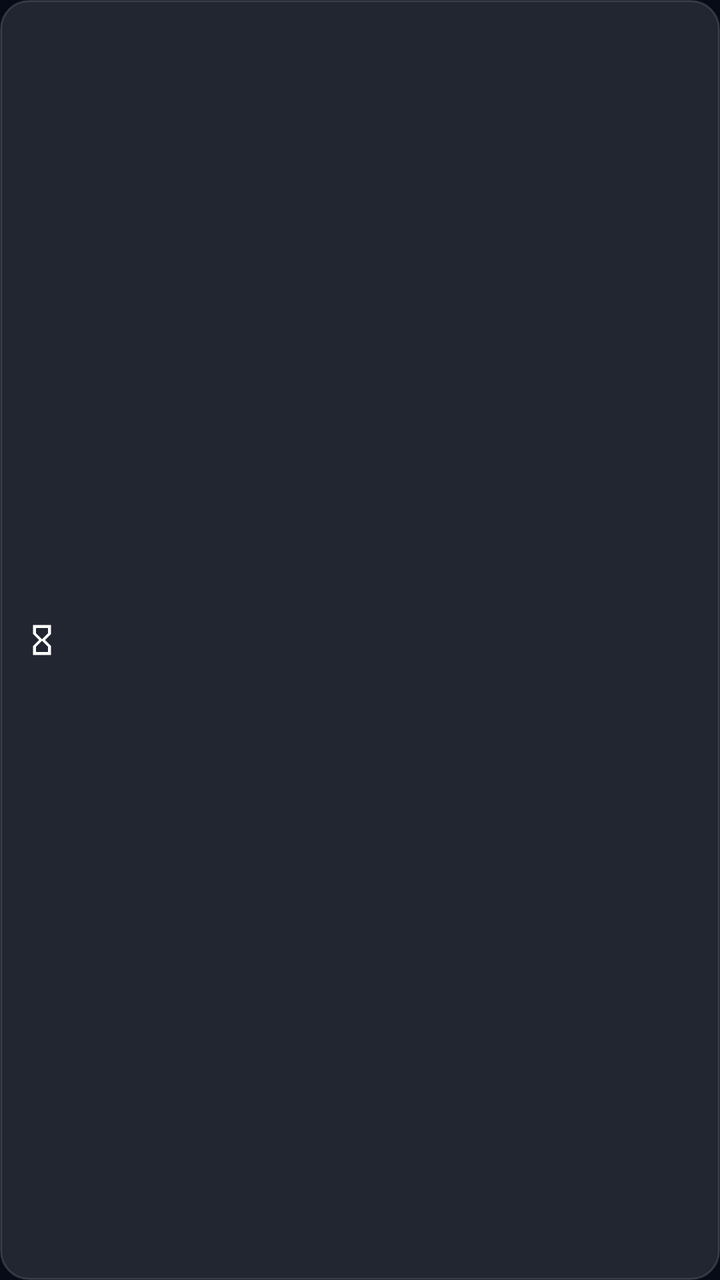
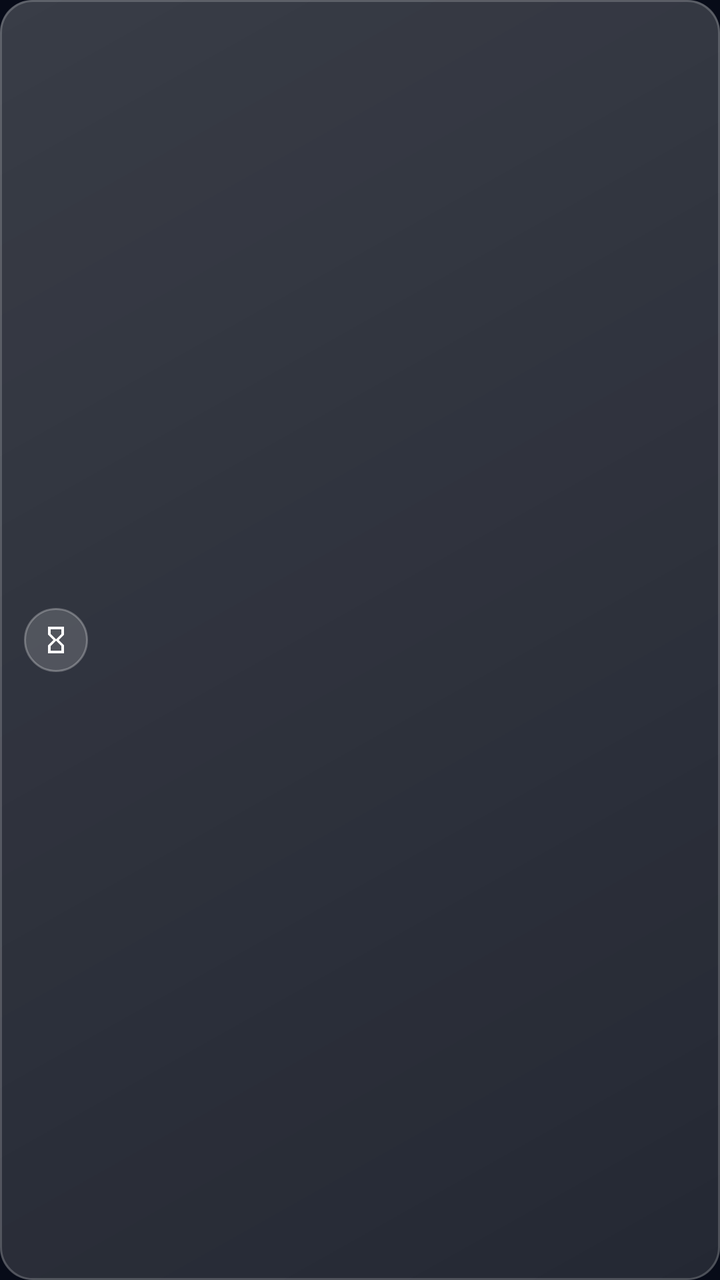

An Android layout rendered at two revisions. The XML below is the earlier revision; the diff shows what the commit changed to produce the second picture.
<!-- AndroidManifest.xml: application theme Theme.LumeTime -->
<!-- res/layout/item_widget_countdown.xml -->
<?xml version="1.0" encoding="utf-8"?>
<LinearLayout xmlns:android="http://schemas.android.com/apk/res/android"
    android:id="@+id/widgetRowRoot"
    android:layout_width="match_parent"
    android:layout_height="wrap_content"
    android:background="@drawable/bg_widget_row_dark"
    android:gravity="center_vertical"
    android:orientation="horizontal"
    android:paddingHorizontal="12dp"
    android:paddingVertical="9dp">

    <ImageView
        android:id="@+id/ivWidgetRowIcon"
        android:layout_width="18dp"
        android:layout_height="18dp"
        android:contentDescription="@null"
        android:src="@drawable/ic_icon_hourglass" />

    <LinearLayout
        android:layout_width="0dp"
        android:layout_height="wrap_content"
        android:layout_marginStart="9dp"
        android:layout_marginEnd="8dp"
        android:layout_weight="1"
        android:orientation="vertical">

        <TextView
            android:id="@+id/tvWidgetRowTitle"
            android:layout_width="match_parent"
            android:layout_height="wrap_content"
            android:ellipsize="end"
            android:fontFamily="sans-serif-medium"
            android:maxLines="1"
            android:textColor="#FFF8FAFC"
            android:textSize="13sp"
            android:textStyle="bold" />

        <TextView
            android:id="@+id/tvWidgetRowDate"
            android:layout_width="match_parent"
            android:layout_height="wrap_content"
            android:ellipsize="end"
            android:maxLines="1"
            android:textColor="#FFB8C4D9"
            android:textSize="10sp" />
    </LinearLayout>

    <LinearLayout
        android:layout_width="wrap_content"
        android:layout_height="wrap_content"
        android:gravity="end"
        android:orientation="vertical">

        <TextView
            android:id="@+id/tvWidgetRowMetric"
            android:layout_width="wrap_content"
            android:layout_height="wrap_content"
            android:fontFamily="sans-serif-medium"
            android:textColor="#FF67E8F9"
            android:textSize="14sp"
            android:textStyle="bold" />

        <TextView
            android:id="@+id/tvWidgetRowHours"
            android:layout_width="wrap_content"
            android:layout_height="wrap_content"
            android:textColor="#FFB8C4D9"
            android:textSize="10sp" />
    </LinearLayout>

</LinearLayout>
<!-- resources referenced by this layout -->
<resources>
  <!-- drawable bg_widget_row_dark (drawable) -->
  <?xml version="1.0" encoding="utf-8"?>
  <shape xmlns:android="http://schemas.android.com/apk/res/android"
      android:shape="rectangle">
      <solid android:color="#1CFFFFFF" />
      <corners android:radius="14dp" />
      <stroke
          android:width="1dp"
          android:color="#22FFFFFF" />
  </shape>
  <!-- drawable ic_icon_hourglass (drawable) -->
  <?xml version="1.0" encoding="utf-8"?>
  <vector xmlns:android="http://schemas.android.com/apk/res/android"
      android:width="24dp"
      android:height="24dp"
      android:viewportWidth="24"
      android:viewportHeight="24">
      <path
          android:fillColor="#FFFFFFFF"
          android:pathData="M6,2v6l4,4 -4,4v6h12v-6l-4,-4 4,-4V2H6zM16,16.5V20H8v-3.5l4,-4 4,4zM12,11.5l-4,-4V4h8v3.5l-4,4z" />
  </vector>
  <style name="Theme.LumeTime" parent="Theme.AppCompat.DayNight.NoActionBar">
          <item name="android:statusBarColor">@android:color/transparent</item>
          <item name="android:navigationBarColor">@android:color/transparent</item>
          <item name="colorAccent">@color/accent_cyan</item>
          <item name="android:windowBackground">@color/bg_base</item>
      </style>
  <color name="accent_cyan">#38BDF8</color>
  <color name="bg_base">#070B18</color>
</resources>

<!-- the commit's change to res/layout/item_widget_countdown.xml (unified diff, before → after) -->
@@ -9,12 +9,20 @@
     android:paddingHorizontal="12dp"
     android:paddingVertical="9dp">
 
-    <ImageView
-        android:id="@+id/ivWidgetRowIcon"
-        android:layout_width="18dp"
-        android:layout_height="18dp"
-        android:contentDescription="@null"
-        android:src="@drawable/ic_icon_hourglass" />
+    <FrameLayout
+        android:id="@+id/widgetRowIconBadge"
+        android:layout_width="32dp"
+        android:layout_height="32dp"
+        android:background="@drawable/bg_widget_icon_dark">
+
+        <ImageView
+            android:id="@+id/ivWidgetRowIcon"
+            android:layout_width="16dp"
+            android:layout_height="16dp"
+            android:layout_gravity="center"
+            android:contentDescription="@null"
+            android:src="@drawable/ic_icon_hourglass" />
+    </FrameLayout>
 
     <LinearLayout
         android:layout_width="0dp"
<!-- resource entries referenced after the edit -->
@@ -1,15 +1,43 @@
 <!-- resources referenced by this layout -->
 <resources>
+  <!-- drawable bg_widget_icon_dark (drawable) -->
+  <?xml version="1.0" encoding="utf-8"?>
+  <shape xmlns:android="http://schemas.android.com/apk/res/android"
+      android:shape="oval">
+      <solid android:color="#28FFFFFF" />
+      <stroke
+          android:width="1dp"
+          android:color="#44FFFFFF" />
+  </shape>
   <!-- drawable bg_widget_row_dark (drawable) -->
   <?xml version="1.0" encoding="utf-8"?>
-  <shape xmlns:android="http://schemas.android.com/apk/res/android"
-      android:shape="rectangle">
-      <solid android:color="#1CFFFFFF" />
-      <corners android:radius="14dp" />
-      <stroke
-          android:width="1dp"
-          android:color="#22FFFFFF" />
-  </shape>
+  <layer-list xmlns:android="http://schemas.android.com/apk/res/android">
+      <item>
+          <shape android:shape="rectangle">
+              <solid android:color="#1EFFFFFF" />
+              <corners android:radius="16dp" />
+          </shape>
+      </item>
+      <item>
+          <shape android:shape="rectangle">
+              <gradient
+                  android:angle="315"
+                  android:endColor="#00FFFFFF"
+                  android:startColor="#18FFFFFF"
+                  android:type="linear" />
+              <corners android:radius="16dp" />
+          </shape>
+      </item>
+      <item>
+          <shape android:shape="rectangle">
+              <solid android:color="@android:color/transparent" />
+              <corners android:radius="16dp" />
+              <stroke
+                  android:width="1dp"
+                  android:color="#30FFFFFF" />
+          </shape>
+      </item>
+  </layer-list>
   <!-- drawable ic_icon_hourglass (drawable) -->
   <?xml version="1.0" encoding="utf-8"?>
   <vector xmlns:android="http://schemas.android.com/apk/res/android"
